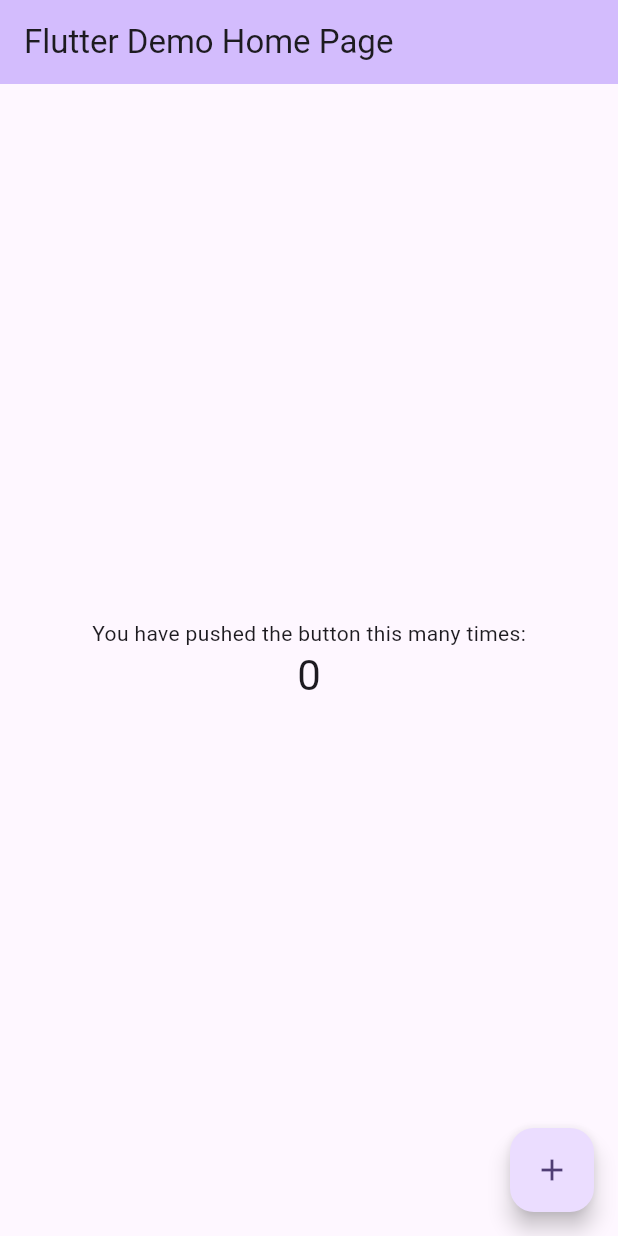
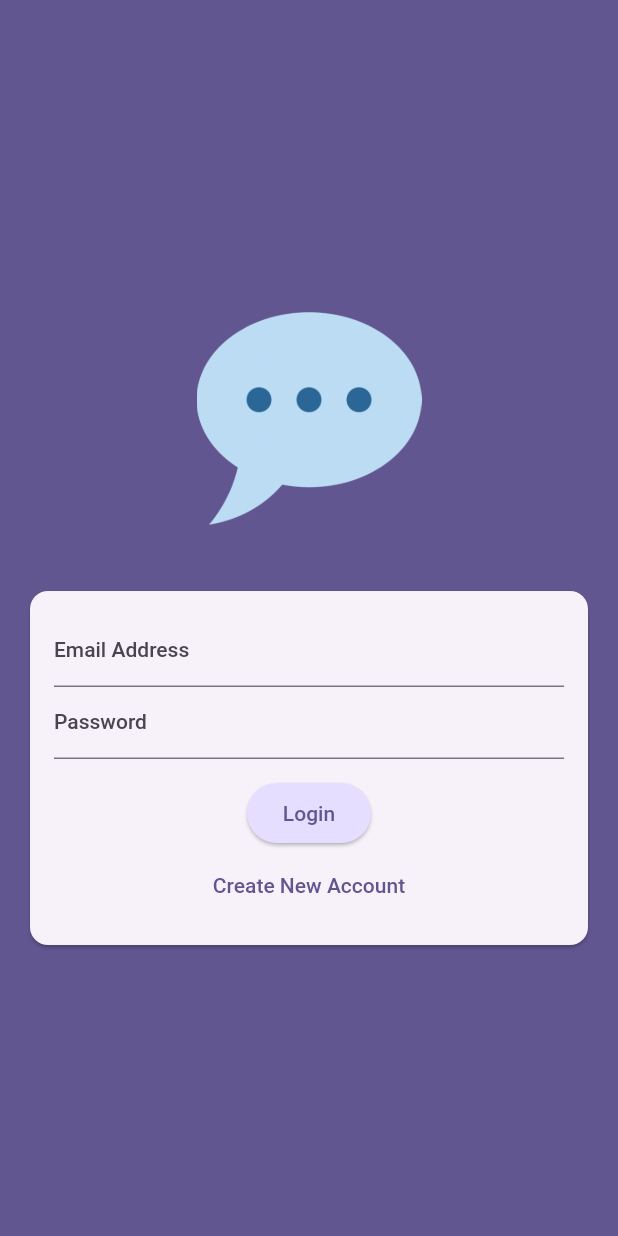
Before and after one commit to brawrajab98/chat-app, a Flutter app: the screen it shows after launch, on a phone screen of 412 x 824 dp. Run offline on Flutter 3.47's test engine with Material 2 defaults, Android fonts, the phone set to English and light mode, and no system bars.

Commit message:
setting up login + sign up screen

```diff
--- a/lib/main.dart
+++ b/lib/main.dart
@@ -1,125 +1,22 @@
+import 'package:chat_app/screens/auth.dart';
 import 'package:flutter/material.dart';
 
 void main() {
-  runApp(const MyApp());
+  runApp(const App());
 }
 
-class MyApp extends StatelessWidget {
-  const MyApp({super.key});
+class App extends StatelessWidget {
+  const App({super.key});
 
-  // This widget is the root of your application.
   @override
   Widget build(BuildContext context) {
     return MaterialApp(
-      title: 'Flutter Demo',
-      theme: ThemeData(
-        // This is the theme of your application.
-        //
-        // TRY THIS: Try running your application with "flutter run". You'll see
-        // the application has a blue toolbar. Then, without quitting the app,
-        // try changing the seedColor in the colorScheme below to Colors.green
-        // and then invoke "hot reload" (save your changes or press the "hot
-        // reload" button in a Flutter-supported IDE, or press "r" if you used
-        // the command line to start the app).
-        //
-        // Notice that the counter didn't reset back to zero; the application
-        // state is not lost during the reload. To reset the state, use hot
-        // restart instead.
-        //
-        // This works for code too, not just values: Most code changes can be
-        // tested with just a hot reload.
-        colorScheme: ColorScheme.fromSeed(seedColor: Colors.deepPurple),
-        useMaterial3: true,
-      ),
-      home: const MyHomePage(title: 'Flutter Demo Home Page'),
-    );
+        title: 'FlutterChat',
+        theme: ThemeData().copyWith(
+          useMaterial3: true,
+          colorScheme: ColorScheme.fromSeed(
+              seedColor: const Color.fromARGB(255, 63, 17, 177)),
+        ),
+        home: const AuthSreen());
   }
 }
-
-class MyHomePage extends StatefulWidget {
-  const MyHomePage({super.key, required this.title});
-
-  // This widget is the home page of your application. It is stateful, meaning
-  // that it has a State object (defined below) that contains fields that affect
-  // how it looks.
-
-  // This class is the configuration for the state. It holds the values (in this
-  // case the title) provided by the parent (in this case the App widget) and
-  // used by the build method of the State. Fields in a Widget subclass are
-  // always marked "final".
-
-  final String title;
-
-  @override
-  State<MyHomePage> createState() => _MyHomePageState();
-}
-
-class _MyHomePageState extends State<MyHomePage> {
-  int _counter = 0;
-
-  void _incrementCounter() {
-    setState(() {
-      // This call to setState tells the Flutter framework that something has
-      // changed in this State, which causes it to rerun the build method below
-      // so that the display can reflect the updated values. If we changed
-      // _counter without calling setState(), then the build method would not be
-      // called again, and so nothing would appear to happen.
-      _counter++;
-    });
-  }
-
-  @override
-  Widget build(BuildContext context) {
-    // This method is rerun every time setState is called, for instance as done
-    // by the _incrementCounter method above.
-    //
-    // The Flutter framework has been optimized to make rerunning build methods
-    // fast, so that you can just rebuild anything that needs updating rather
-    // than having to individually change instances of widgets.
-    return Scaffold(
-      appBar: AppBar(
-        // TRY THIS: Try changing the color here to a specific color (to
-        // Colors.amber, perhaps?) and trigger a hot reload to see the AppBar
-        // change color while the other colors stay the same.
-        backgroundColor: Theme.of(context).colorScheme.inversePrimary,
-        // Here we take the value from the MyHomePage object that was created by
-        // the App.build method, and use it to set our appbar title.
-        title: Text(widget.title),
-      ),
-      body: Center(
-        // Center is a layout widget. It takes a single child and positions it
-        // in the middle of the parent.
-        child: Column(
-          // Column is also a layout widget. It takes a list of children and
-          // arranges them vertically. By default, it sizes itself to fit its
-          // children horizontally, and tries to be as tall as its parent.
-          //
-          // Column has various properties to control how it sizes itself and
-          // how it positions its children. Here we use mainAxisAlignment to
-          // center the children vertically; the main axis here is the vertical
-          // axis because Columns are vertical (the cross axis would be
-          // horizontal).
-          //
-          // TRY THIS: Invoke "debug painting" (choose the "Toggle Debug Paint"
-          // action in the IDE, or press "p" in the console), to see the
-          // wireframe for each widget.
-          mainAxisAlignment: MainAxisAlignment.center,
-          children: <Widget>[
-            const Text(
-              'You have pushed the button this many times:',
-            ),
-            Text(
-              '$_counter',
-              style: Theme.of(context).textTheme.headlineMedium,
-            ),
-          ],
-        ),
-      ),
-      floatingActionButton: FloatingActionButton(
-        onPressed: _incrementCounter,
-        tooltip: 'Increment',
-        child: const Icon(Icons.add),
-      ), // This trailing comma makes auto-formatting nicer for build methods.
-    );
-  }
-}
--- /dev/null
+++ b/lib/screens/auth.dart
@@ -0,0 +1,87 @@
+import 'package:flutter/material.dart';
+
+class AuthSreen extends StatefulWidget {
+  const AuthSreen({super.key});
+
+  @override
+  State<AuthSreen> createState() => _AuthSreenState();
+}
+
+class _AuthSreenState extends State<AuthSreen> {
+  var _isLogin = true;
+  @override
+  Widget build(BuildContext context) {
+    return Scaffold(
+      backgroundColor: Theme.of(context).colorScheme.primary,
+      body: Center(
+        child: SingleChildScrollView(
+          child: Column(
+            mainAxisAlignment: MainAxisAlignment.center,
+            children: [
+              Container(
+                margin: const EdgeInsets.only(
+                  top: 30,
+                  bottom: 20,
+                  left: 20,
+                  right: 20,
+                ),
+                child: Image.asset(
+                  'assets/images/chat.png',
+                  height: 150,
+                ),
+              ),
+              Card(
+                margin: const EdgeInsets.all(20),
+                child: SingleChildScrollView(
+                  child: Padding(
+                    padding: const EdgeInsets.all(16),
+                    child: Form(
+                      child: Column(
+                        mainAxisSize: MainAxisSize.min,
+                        children: [
+                          const TextField(
+                            decoration: InputDecoration(
+                              labelText: 'Email Address',
+                            ),
+                            keyboardType: TextInputType.emailAddress,
+                            autocorrect: false,
+                            textCapitalization: TextCapitalization.none,
+                          ),
+                          const TextField(
+                            decoration: InputDecoration(
+                              labelText: 'Password ',
+                            ),
+                            obscureText: true,
+                          ),
+                          const SizedBox(height: 12),
+                          ElevatedButton(
+                            onPressed: () {},
+                            style: ElevatedButton.styleFrom(
+                                backgroundColor: Theme.of(context)
+                                    .colorScheme
+                                    .primaryContainer),
+                            child: Text(_isLogin ? 'Login' : 'Sign Up'),
+                          ),
+                          TextButton(
+                            onPressed: () {
+                              setState(() {
+                                _isLogin = !_isLogin;
+                              });
+                            },
+                            child: Text(_isLogin
+                                ? 'Create New Account'
+                                : 'Already have an account? Login'),
+                          ),
+                        ],
+                      ),
+                    ),
+                  ),
+                ),
+              )
+            ],
+          ),
+        ),
+      ),
+    );
+  }
+}
--- a/pubspec.yaml
+++ b/pubspec.yaml
@@ -59,8 +59,8 @@ flutter:
   uses-material-design: true
 
   # To add assets to your application, add an assets section, like this:
-  # assets:
-  #   - images/a_dot_burr.jpeg
+  assets:
+    - assets/images/
   #   - images/a_dot_ham.jpeg
 
   # An image asset can refer to one or more resolution-specific "variants", see
```
Also changed, not shown: assets/images/chat.png (added).
